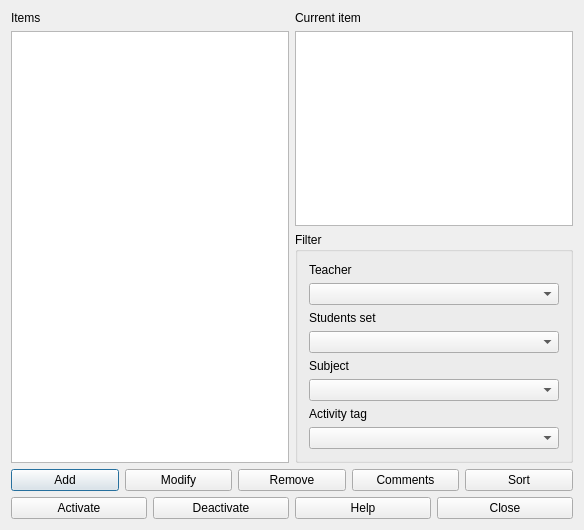
The window that fet/src/interface/groupactivitiesininitialorderitemsform_template.ui (vonmecheln/fet) describes before a commit, drawn with Qt 5.
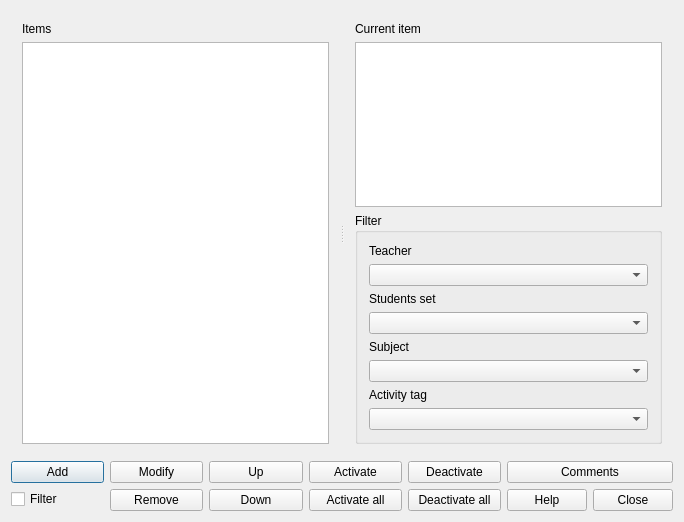
The same window after the commit.

```diff
--- a/fet/src/interface/groupactivitiesininitialorderitemsform_template.ui
+++ b/fet/src/interface/groupactivitiesininitialorderitemsform_template.ui
@@ -6,8 +6,8 @@
    <rect>
     <x>0</x>
     <y>0</y>
-    <width>584</width>
-    <height>530</height>
+    <width>684</width>
+    <height>522</height>
    </rect>
   </property>
   <property name="windowTitle">
@@ -15,6 +15,11 @@
   </property>
   <layout class="QGridLayout" name="gridLayout_2">
    <item row="0" column="0">
+    <widget class="QSplitter" name="splitter">
+     <property name="orientation">
+      <enum>Qt::Horizontal</enum>
+     </property>
+     <widget class="QWidget" name="layoutWidget">
     <layout class="QVBoxLayout" name="verticalLayout_2">
      <item>
       <widget class="QLabel" name="itemsTextLabel">
@@ -36,8 +41,8 @@
       <widget class="QListWidget" name="itemsListWidget"/>
      </item>
     </layout>
-   </item>
-   <item row="0" column="1">
+     </widget>
+     <widget class="QWidget" name="layoutWidget2">
     <layout class="QVBoxLayout" name="verticalLayout">
      <item>
       <widget class="QLabel" name="currentItemTextLabel">
@@ -114,9 +119,13 @@
       </widget>
      </item>
     </layout>
+     </widget>
+    </widget>
    </item>
-   <item row="1" column="0" colspan="2">
-    <layout class="QHBoxLayout" name="horizontalLayout">
+   <item row="1" column="0">
+    <layout class="QHBoxLayout" name="horizontalLayout_2">
+     <item>
+      <layout class="QVBoxLayout" name="verticalLayout_8">
      <item>
       <widget class="QPushButton" name="addItemPushButton">
        <property name="text">
@@ -125,6 +134,17 @@
       </widget>
      </item>
      <item>
+        <widget class="QCheckBox" name="filterCheckBox">
+         <property name="text">
+          <string>Filter</string>
+         </property>
+        </widget>
+       </item>
+      </layout>
+     </item>
+     <item>
+      <layout class="QVBoxLayout" name="verticalLayout_7">
+       <item>
       <widget class="QPushButton" name="modifyItemPushButton">
        <property name="text">
         <string>Modify</string>
@@ -138,24 +158,28 @@
        </property>
       </widget>
      </item>
+      </layout>
+     </item>
      <item>
-      <widget class="QPushButton" name="commentsPushButton">
+      <layout class="QVBoxLayout" name="verticalLayout_6">
+       <item>
+        <widget class="QPushButton" name="moveItemUpPushButton">
        <property name="text">
-        <string>Comments</string>
+          <string comment="It means move the item up in the list">Up</string>
        </property>
       </widget>
      </item>
      <item>
-      <widget class="QPushButton" name="sortByCommentsPushButton">
+        <widget class="QPushButton" name="moveItemDownPushButton">
        <property name="text">
-        <string>Sort</string>
+          <string comment="It means move the item down in the list">Down</string>
        </property>
       </widget>
      </item>
     </layout>
    </item>
-   <item row="2" column="0" colspan="2">
-    <layout class="QHBoxLayout" name="horizontalLayout_2">
+     <item>
+      <layout class="QVBoxLayout" name="verticalLayout_5">
      <item>
       <widget class="QPushButton" name="activatePushButton">
        <property name="text">
@@ -163,6 +187,17 @@
        </property>
       </widget>
      </item>
+       <item>
+        <widget class="QPushButton" name="activateAllPushButton">
+         <property name="text">
+          <string comment="Refers to activating all the listed group activities in the initial order item">Activate all</string>
+         </property>
+        </widget>
+       </item>
+      </layout>
+     </item>
+     <item>
+      <layout class="QVBoxLayout" name="verticalLayout_4">
      <item>
       <widget class="QPushButton" name="deactivatePushButton">
        <property name="text">
@@ -170,6 +205,26 @@
        </property>
       </widget>
      </item>
+       <item>
+        <widget class="QPushButton" name="deactivateAllPushButton">
+         <property name="text">
+          <string comment="Refers to deactivating all the group activities in the initial order item">Deactivate all</string>
+         </property>
+        </widget>
+       </item>
+      </layout>
+     </item>
+     <item>
+      <layout class="QVBoxLayout" name="verticalLayout_3">
+       <item>
+        <widget class="QPushButton" name="commentsPushButton">
+         <property name="text">
+          <string>Comments</string>
+         </property>
+        </widget>
+       </item>
+       <item>
+        <layout class="QHBoxLayout" name="horizontalLayout">
      <item>
       <widget class="QPushButton" name="helpPushButton">
        <property name="text">
@@ -183,6 +238,10 @@
         <string>Close</string>
        </property>
       </widget>
+         </item>
+        </layout>
+       </item>
+      </layout>
      </item>
     </layout>
    </item>
```
Left out of the diff: 6 changed lines with no effect on the pictures. Lines whose indentation alone changed are shown as unchanged.
